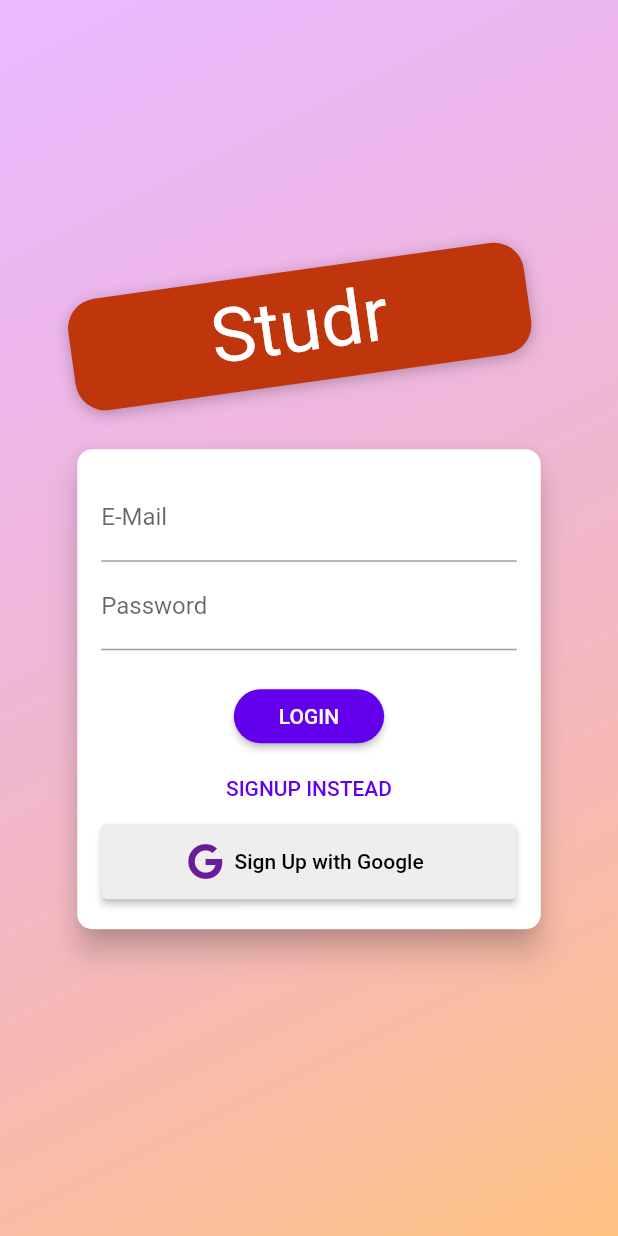
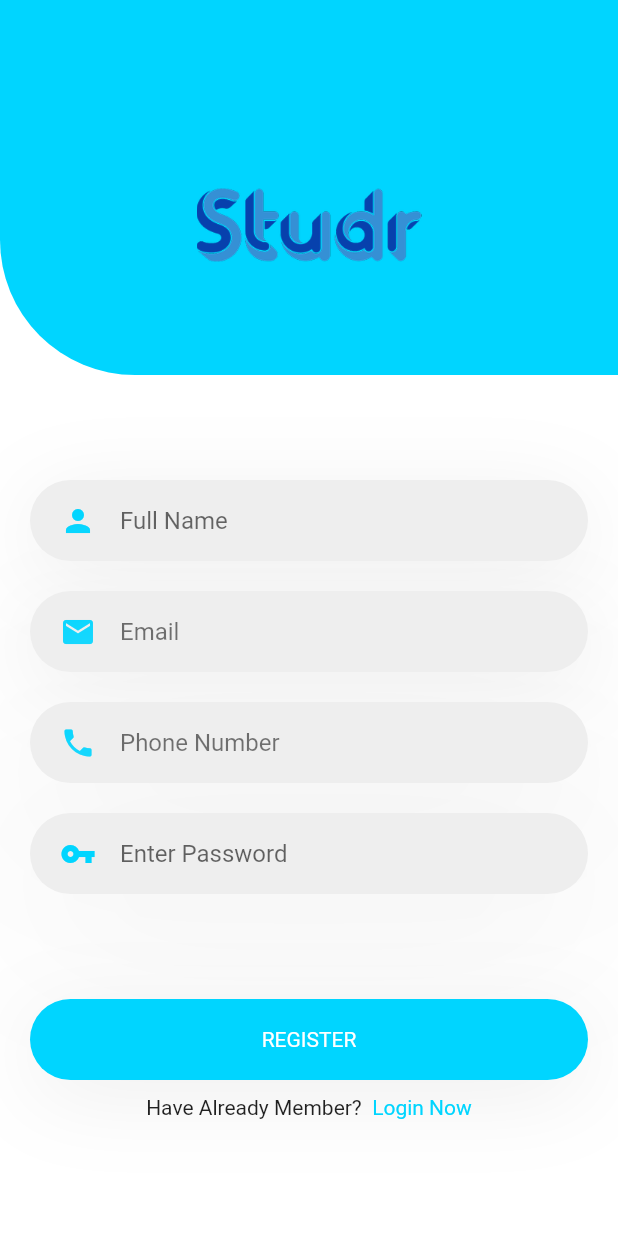
Before and after one commit to LehbrunnerRene/Studr, a Flutter app: the screen it shows after launch, on a phone screen of 412 x 824 dp. Run offline on Flutter 3.47's test engine with Material 2 defaults, Android fonts, the phone set to English and light mode, and no system bars; our stand-ins replace cloud_firestore, firebase_auth, firebase_core, flutter_rating_bar, font_awesome_flutter, google_maps_flutter and 2 more; missing offline and left inert: darq; accounts and stored records are empty; Roboto replaces fonts that are missing (Anton).

Commit message:
added new sign_up_screen not final

```diff
--- a/lib/main.dart
+++ b/lib/main.dart
@@ -8,6 +8,7 @@ import 'package:studr/providers/hairdressers.dart';
 import 'package:studr/screens/auth_screen.dart';
 import 'package:studr/screens/map_screen.dart';
 import 'package:studr/screens/search_screen.dart';
+import 'package:studr/screens/signup_screen.dart';
 import 'package:studr/widgets/auth.dart';
 
 import 'screens/hairdresser_overview_screen.dart';
@@ -58,7 +59,7 @@ class MyApp extends StatelessWidget {
                 if (userSnapshot.hasData) {
                   return MyAppBar();
                 }
-                return AuthScreen();
+                return SignUpScreen();
               }),
         ),
       ),
--- /dev/null
+++ b/lib/screens/signup_screen.dart
@@ -0,0 +1,209 @@
+import 'package:flutter/material.dart';
+
+class SignUpScreen extends StatefulWidget {
+  @override
+  State<StatefulWidget> createState() => InitState();
+}
+
+class InitState extends State<SignUpScreen> {
+  @override
+  Widget build(BuildContext context) => initWidget();
+
+  Widget initWidget() {
+    return Scaffold(
+        body: SingleChildScrollView(
+            child: Column(
+      children: [
+        Container(
+          height: 250,
+          decoration: BoxDecoration(
+            borderRadius: BorderRadius.only(bottomLeft: Radius.circular(90)),
+            color: new Color(0xff00d5ff),
+            gradient: LinearGradient(
+              colors: [(new Color(0xff00d5ff)), new Color(0xff00d5ff)],
+              begin: Alignment.topCenter,
+              end: Alignment.bottomCenter,
+            ),
+          ),
+          child: Center(
+              child: Column(
+            mainAxisAlignment: MainAxisAlignment.spaceEvenly,
+            crossAxisAlignment: CrossAxisAlignment.center,
+            children: [
+              Container(
+                margin: EdgeInsets.only(top: 50),
+                child: Image.asset(
+                  "assets/logo/Studr.png",
+                  height: 150,
+                  width: 150,
+                ),
+              ),
+            ],
+          )),
+        ),
+        Container(
+          alignment: Alignment.center,
+          margin: EdgeInsets.only(left: 20, right: 20, top: 70),
+          padding: EdgeInsets.only(left: 20, right: 20),
+          height: 54,
+          decoration: BoxDecoration(
+            borderRadius: BorderRadius.circular(50),
+            color: Colors.grey[200],
+            boxShadow: [
+              BoxShadow(
+                  offset: Offset(0, 10),
+                  blurRadius: 50,
+                  color: Color(0xffEEEEEE)),
+            ],
+          ),
+          child: TextField(
+            cursorColor: Color(0xff00d5ff),
+            decoration: InputDecoration(
+              icon: Icon(
+                Icons.person,
+                color: Color(0xff00d5ff),
+              ),
+              hintText: "Full Name",
+              enabledBorder: InputBorder.none,
+              focusedBorder: InputBorder.none,
+            ),
+          ),
+        ),
+        Container(
+          alignment: Alignment.center,
+          margin: EdgeInsets.only(left: 20, right: 20, top: 20),
+          padding: EdgeInsets.only(left: 20, right: 20),
+          height: 54,
+          decoration: BoxDecoration(
+            borderRadius: BorderRadius.circular(50),
+            color: Colors.grey[200],
+            boxShadow: [
+              BoxShadow(
+                  offset: Offset(0, 10),
+                  blurRadius: 50,
+                  color: Color(0xffEEEEEE)),
+            ],
+          ),
+          child: TextField(
+            cursorColor: Color(0xff00d5ff),
+            decoration: InputDecoration(
+              icon: Icon(
+                Icons.email,
+                color: Color(0xff00d5ff),
+              ),
+              hintText: "Email",
+              enabledBorder: InputBorder.none,
+              focusedBorder: InputBorder.none,
+            ),
+          ),
+        ),
+        Container(
+          alignment: Alignment.center,
+          margin: EdgeInsets.only(left: 20, right: 20, top: 20),
+          padding: EdgeInsets.only(left: 20, right: 20),
+          height: 54,
+          decoration: BoxDecoration(
+            borderRadius: BorderRadius.circular(50),
+            color: Color(0xffEEEEEE),
+            boxShadow: [
+              BoxShadow(
+                  offset: Offset(0, 20),
+                  blurRadius: 100,
+                  color: Color(0xffEEEEEE)),
+            ],
+          ),
+          child: TextField(
+            cursorColor: Color(0xff00d5ff),
+            decoration: InputDecoration(
+              focusColor: Color(0xff00d5ff),
+              icon: Icon(
+                Icons.phone,
+                color: Color(0xff00d5ff),
+              ),
+              hintText: "Phone Number",
+              enabledBorder: InputBorder.none,
+              focusedBorder: InputBorder.none,
+            ),
+          ),
+        ),
+        Container(
+          alignment: Alignment.center,
+          margin: EdgeInsets.only(left: 20, right: 20, top: 20),
+          padding: EdgeInsets.only(left: 20, right: 20),
+          height: 54,
+          decoration: BoxDecoration(
+            borderRadius: BorderRadius.circular(50),
+            color: Color(0xffEEEEEE),
+            boxShadow: [
+              BoxShadow(
+                  offset: Offset(0, 20),
+                  blurRadius: 100,
+                  color: Color(0xffEEEEEE)),
+            ],
+          ),
+          child: TextField(
+            cursorColor: Color(0xff00d5ff),
+            decoration: InputDecoration(
+              focusColor: Color(0xff00d5ff),
+              icon: Icon(
+                Icons.vpn_key,
+                color: Color(0xff00d5ff),
+              ),
+              hintText: "Enter Password",
+              enabledBorder: InputBorder.none,
+              focusedBorder: InputBorder.none,
+            ),
+          ),
+        ),
+        GestureDetector(
+          onTap: () {
+            // Write Click Listener Code Here.
+          },
+          child: Container(
+            alignment: Alignment.center,
+            margin: EdgeInsets.only(left: 20, right: 20, top: 70),
+            padding: EdgeInsets.only(left: 20, right: 20),
+            height: 54,
+            decoration: BoxDecoration(
+              gradient: LinearGradient(
+                  colors: [(new Color(0xff00d5ff)), new Color(0xff00d5ff)],
+                  begin: Alignment.centerLeft,
+                  end: Alignment.centerRight),
+              borderRadius: BorderRadius.circular(50),
+              color: Colors.grey[200],
+              boxShadow: [
+                BoxShadow(
+                    offset: Offset(0, 10),
+                    blurRadius: 50,
+                    color: Color(0xffEEEEEE)),
+              ],
+            ),
+            child: Text(
+              "REGISTER",
+              style: TextStyle(color: Colors.white),
+            ),
+          ),
+        ),
+        Container(
+          margin: EdgeInsets.only(top: 10, bottom: 10),
+          child: Row(
+            mainAxisAlignment: MainAxisAlignment.center,
+            children: [
+              Text("Have Already Member?  "),
+              GestureDetector(
+                child: Text(
+                  "Login Now",
+                  style: TextStyle(color: Color(0xff00d5ff)),
+                ),
+                onTap: () {
+                  // Write Tap Code Here.
+                  Navigator.pop(context);
+                },
+              )
+            ],
+          ),
+        )
+      ],
+    )));
+  }
+}
--- a/pubspec.yaml
+++ b/pubspec.yaml
@@ -61,6 +61,7 @@ flutter:
     - assets/salons/
     - assets/photos/
     - assets/workers/
+    - assets/logo/
   #   - images/a_dot_ham.jpeg
 
   # An image asset can refer to one or more resolution-specific "variants", see
```
Also changed, not shown: assets/logo/Studr.png (added).
